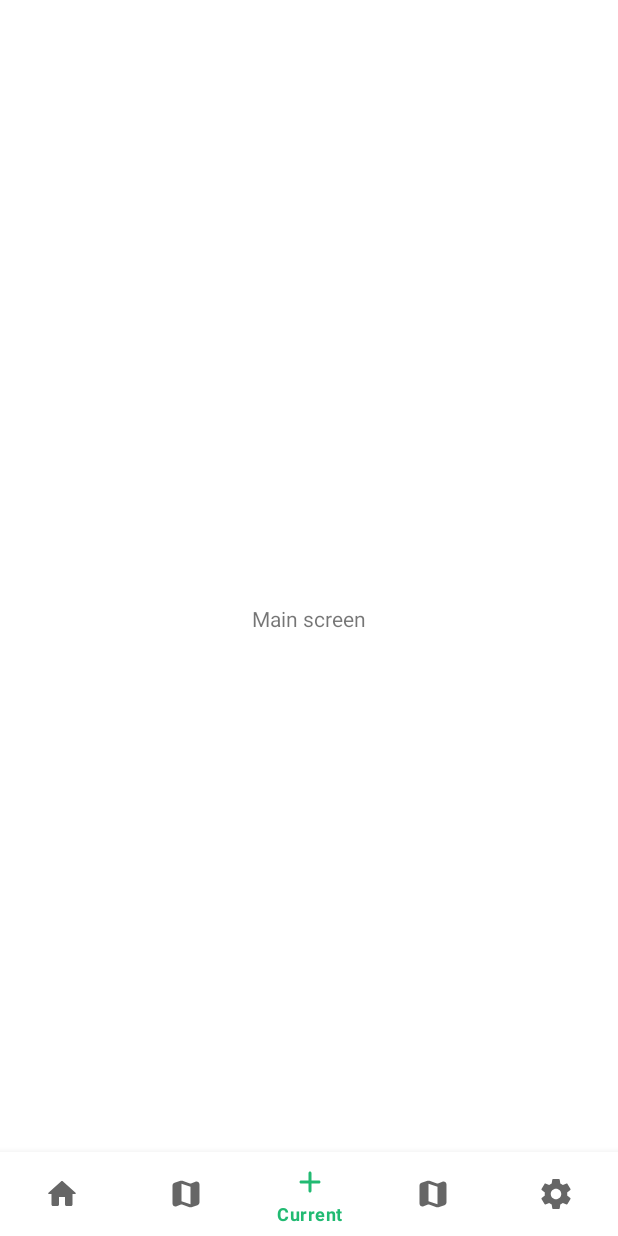
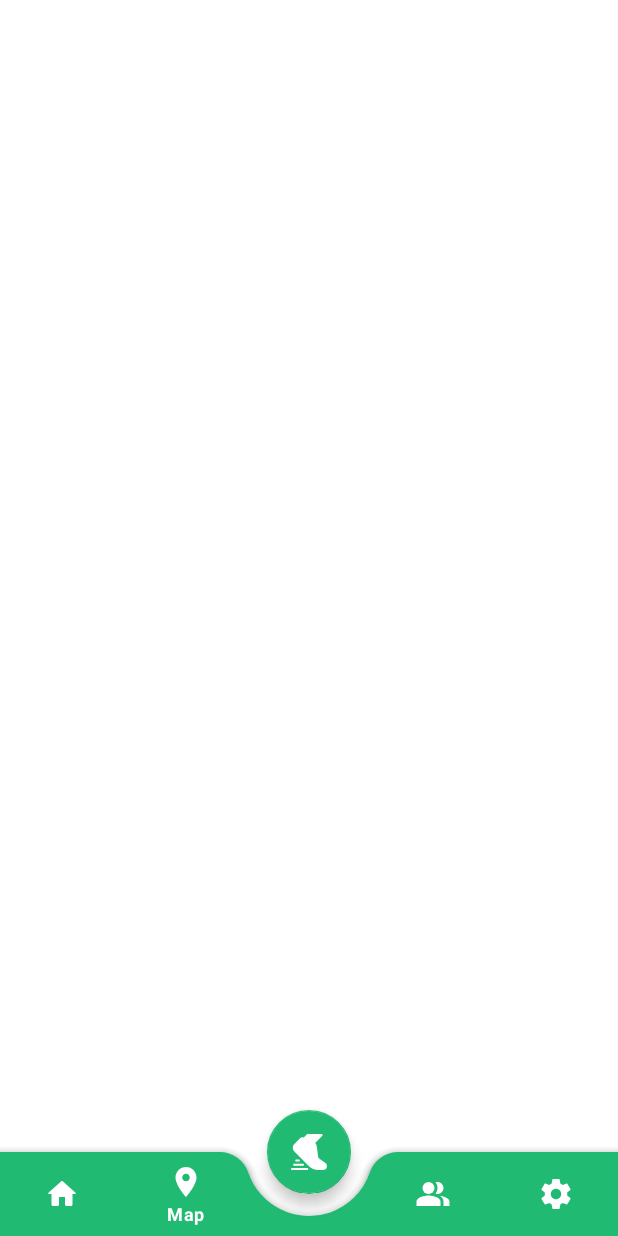
Before and after one commit to OlegRyabyshev/SberRunner, an Android app: the fragment MainScreenFragment shown on its own in the app's theme, item 3 of the bottom bar chosen, on a phone screen of 412 x 824 dp. Run offline under Robolectric (Android 15) with nearby library versions, the phone set to English and light mode, and no system bars.

Commit message:
bottomnav changes

```diff
--- a/app/build.gradle
+++ b/app/build.gradle
@@ -1,6 +1,7 @@
 plugins {
     id 'com.android.application'
     id 'kotlin-android'
+    id 'com.google.gms.google-services'
 }
 
 android {
@@ -43,6 +44,7 @@ dependencies {
     implementation 'com.google.android.material:material:1.4.0'
     implementation 'androidx.constraintlayout:constraintlayout:2.0.4'
     implementation 'androidx.legacy:legacy-support-v4:1.0.0'
+    implementation 'com.google.firebase:firebase-auth-ktx:21.0.1'
 
     //Tests
     testImplementation 'junit:junit:4.13.2'
--- a/app/src/main/java/xyz/fcr/sberrunner/fragments/LoginFragment.kt
+++ b/app/src/main/java/xyz/fcr/sberrunner/fragments/LoginFragment.kt
@@ -28,6 +28,7 @@ class LoginFragment : Fragment() {
             val manager = activity?.supportFragmentManager
             manager
                 ?.beginTransaction()
+                ?.setCustomAnimations(android.R.anim.fade_in, android.R.anim.fade_out)
                 ?.replace(R.id.container, MainScreenFragment())
                 ?.commit()
         }
@@ -36,6 +37,7 @@ class LoginFragment : Fragment() {
             val manager = activity?.supportFragmentManager
             manager
                 ?.beginTransaction()
+                ?.setCustomAnimations(android.R.anim.fade_in, android.R.anim.fade_out)
                 ?.replace(R.id.container, RegistrationFragment())
                 ?.addToBackStack("")
                 ?.commit()
--- a/app/src/main/java/xyz/fcr/sberrunner/fragments/MainScreenFragment.kt
+++ b/app/src/main/java/xyz/fcr/sberrunner/fragments/MainScreenFragment.kt
@@ -5,9 +5,12 @@ import androidx.fragment.app.Fragment
 import android.view.LayoutInflater
 import android.view.View
 import android.view.ViewGroup
-import xyz.fcr.sberrunner.R
+import xyz.fcr.sberrunner.databinding.FragmentMainScreenBinding
 
 class MainScreenFragment : Fragment() {
+
+    private var _binding: FragmentMainScreenBinding? = null
+    private val binding get() = _binding!!
 
     override fun onCreate(savedInstanceState: Bundle?) {
         super.onCreate(savedInstanceState)
@@ -16,8 +19,15 @@ class MainScreenFragment : Fragment() {
     override fun onCreateView(
         inflater: LayoutInflater, container: ViewGroup?,
         savedInstanceState: Bundle?
-    ): View? {
-        // Inflate the layout for this fragment
-        return inflater.inflate(R.layout.fragment_main_screen, container, false)
+    ): View {
+        _binding = FragmentMainScreenBinding.inflate(inflater, container, false)
+        return binding.root
+    }
+
+    override fun onViewCreated(view: View, savedInstanceState: Bundle?) {
+        super.onViewCreated(view, savedInstanceState)
+
+        binding.bottomNavigationView.background = null
+        binding.bottomNavigationView.menu.getItem(2).isEnabled = false // check this
     }
 }
--- a/app/src/main/res/drawable/ic_map.xml
+++ b/app/src/main/res/drawable/ic_map.xml
@@ -6,5 +6,5 @@
     android:tint="?attr/colorControlNormal">
   <path
       android:fillColor="@android:color/white"
-      android:pathData="M14.65,4.98l-5,-1.75c-0.42,-0.15 -0.88,-0.15 -1.3,-0.01L4.36,4.56C3.55,4.84 3,5.6 3,6.46v11.85c0,1.41 1.41,2.37 2.72,1.86l2.93,-1.14c0.22,-0.09 0.47,-0.09 0.69,-0.01l5,1.75c0.42,0.15 0.88,0.15 1.3,0.01l3.99,-1.34c0.81,-0.27 1.36,-1.04 1.36,-1.9V5.69c0,-1.41 -1.41,-2.37 -2.72,-1.86l-2.93,1.14c-0.22,0.08 -0.46,0.09 -0.69,0.01zM15,18.89l-6,-2.11V5.11l6,2.11v11.67z"/>
+      android:pathData="M12,2C8.13,2 5,5.13 5,9c0,5.25 7,13 7,13s7,-7.75 7,-13c0,-3.87 -3.13,-7 -7,-7zM12,11.5c-1.38,0 -2.5,-1.12 -2.5,-2.5s1.12,-2.5 2.5,-2.5 2.5,1.12 2.5,2.5 -1.12,2.5 -2.5,2.5z"/>
 </vector>
--- /dev/null
+++ b/app/src/main/res/drawable/ic_profile.xml
@@ -0,0 +1,23 @@
+<vector xmlns:android="http://schemas.android.com/apk/res/android"
+    android:width="24dp"
+    android:height="24dp"
+    android:viewportWidth="24"
+    android:viewportHeight="24"
+    android:tint="?attr/colorControlNormal">
+  <path
+      android:fillColor="@android:color/white"
+      android:pathData="M16.67,13.13C18.04,14.06 19,15.32 19,17v3h4v-3C23,14.82 19.43,13.53 16.67,13.13z"
+      android:fillType="evenOdd"/>
+  <path
+      android:fillColor="@android:color/white"
+      android:pathData="M9,8m-4,0a4,4 0,1 1,8 0a4,4 0,1 1,-8 0"
+      android:fillType="evenOdd"/>
+  <path
+      android:fillColor="@android:color/white"
+      android:pathData="M15,12c2.21,0 4,-1.79 4,-4c0,-2.21 -1.79,-4 -4,-4c-0.47,0 -0.91,0.1 -1.33,0.24C14.5,5.27 15,6.58 15,8s-0.5,2.73 -1.33,3.76C14.09,11.9 14.53,12 15,12z"
+      android:fillType="evenOdd"/>
+  <path
+      android:fillColor="@android:color/white"
+      android:pathData="M9,13c-2.67,0 -8,1.34 -8,4v3h16v-3C17,14.34 11.67,13 9,13z"
+      android:fillType="evenOdd"/>
+</vector>
--- /dev/null
+++ b/app/src/main/res/drawable/ic_run.xml
@@ -0,0 +1,44 @@
+<vector xmlns:android="http://schemas.android.com/apk/res/android"
+    xmlns:aapt="http://schemas.android.com/aapt"
+    android:width="256dp"
+    android:height="256dp"
+    android:viewportWidth="512"
+    android:viewportHeight="512">
+    <path android:pathData="m489.645,413.343c-0.015,-0.015 -0.029,-0.029 -0.029,-0.029l-69.217,-51.314 -60.515,-15 28.623,-15 -4.299,-30 -32.893,-15 28.592,-15 -4.299,-30 -32.862,-15 28.561,-15 -4.933,-35.409c-1.802,-13.33 -7.148,-53.057 -47.007,-55.474l-125.317,-64.687c-17.725,-15.806 -44.985,-15.22 -61.948,1.758l-74.18,74.18 20.464,41.675 -40.615,-19.404c-19.288,29.046 -16.159,69.685 9.428,95.272l204.902,204.888c36.871,36.884 85.914,57.201 138.106,57.201h66.391c30.278,0 54.902,-24.624 54.902,-54.902 0,-17.036 -8.174,-33.399 -21.855,-43.755zM110.656,392c8.291,0 15,-6.709 15,-15s-6.709,-15 -15,-15h-35.156c-8.291,0 -15,6.709 -15,15s6.709,15 15,15zM30.5,437c0,8.291 6.709,15 15,15h125.156c8.291,0 15,-6.709 15,-15s-6.709,-15 -15,-15h-125.156c-8.291,0 -15,6.709 -15,15zM231.315,482h-215.815c-8.291,0 -15,6.709 -15,15s6.709,15 15,15h215.815c8.291,0 15,-6.709 15,-15s-6.709,-15 -15,-15z">
+        <aapt:attr name="android:fillColor">
+            <gradient
+                android:endX="256"
+                android:endY="44.999"
+                android:startX="256"
+                android:startY="512"
+                android:type="linear">
+                <item
+                    android:color="#FF21BA72"
+                    android:offset="0" />
+                <item
+                    android:color="#FF21BA72"
+                    android:offset="1" />
+            </gradient>
+        </aapt:attr>
+    </path>
+    <path android:pathData="m449.357,9.258c-2.314,-5.611 -7.793,-9.258 -13.857,-9.258h-197.695c-3.999,0 -7.822,1.597 -10.635,4.424l-52.471,53.764c-18.708,18.708 -19.634,49.712 9.463,78.809 22.084,22.083 53.068,34.629 80.903,34.629 23.379,0 44.648,-8.628 61.04,-25.02l120,-121c4.292,-4.293 5.582,-10.738 3.252,-16.348zM57.922,132.367 L47.199,143.09c-3.593,3.593 -6.72,7.471 -9.428,11.548l94.404,95.404c5.859,5.859 15.351,5.859 21.211,0 5.859,-5.859 5.859,-15.352 0,-21.211zM388.508,332h-73.623c-8.291,0 -15,6.709 -15,15s6.709,15 15,15h105.515l-30.925,-23.262zM384.208,302 L379.907,272h-73.592c-8.291,0 -15,6.709 -15,15s6.709,15 15,15zM375.608,242 L371.307,212h-73.561c-8.291,0 -15,6.709 -15,15s6.709,15 15,15z">
+        <aapt:attr name="android:fillColor">
+            <gradient
+                android:endX="244.137"
+                android:endY="0"
+                android:startX="244.137"
+                android:startY="362"
+                android:type="linear">
+                <item
+                    android:color="#FFADDCFF"
+                    android:offset="0" />
+                <item
+                    android:color="#FFEAF6FF"
+                    android:offset="0.5028" />
+                <item
+                    android:color="#FFEAF6FF"
+                    android:offset="1" />
+            </gradient>
+        </aapt:attr>
+    </path>
+</vector>
--- a/app/src/main/res/layout/fragment_main_screen.xml
+++ b/app/src/main/res/layout/fragment_main_screen.xml
@@ -1,29 +1,41 @@
 <?xml version="1.0" encoding="utf-8"?>
-<androidx.constraintlayout.widget.ConstraintLayout xmlns:android="http://schemas.android.com/apk/res/android"
+<androidx.coordinatorlayout.widget.CoordinatorLayout xmlns:android="http://schemas.android.com/apk/res/android"
     xmlns:app="http://schemas.android.com/apk/res-auto"
     xmlns:tools="http://schemas.android.com/tools"
     android:layout_width="match_parent"
     android:layout_height="match_parent"
-    tools:context=".fragments.MainScreenFragment">
+    android:background="@color/design_default_color_on_primary"
+    tools:context=".MainActivity">
 
-    <TextView
+    <com.google.android.material.bottomappbar.BottomAppBar
+        android:id="@+id/bottomAppBar"
+        android:layout_width="match_parent"
+        android:layout_height="wrap_content"
+        android:layout_gravity="bottom"
+        android:backgroundTint="@color/main_green"
+        app:contentInsetStart="0dp"
+        app:fabCradleMargin="15dp"
+        app:fabCradleRoundedCornerRadius="20dp">
+
+        <com.google.android.material.bottomnavigation.BottomNavigationView
+            android:id="@+id/bottomNavigationView"
+            android:layout_width="match_parent"
+            android:layout_height="match_parent"
+            android:background="@android:color/transparent"
+            app:itemTextColor="@color/white"
+            app:itemIconTint="@color/white"
+            app:menu="@menu/bottom_navigation_menu" />
+
+    </com.google.android.material.bottomappbar.BottomAppBar>
+
+    <com.google.android.material.floatingactionbutton.FloatingActionButton
+        android:id="@+id/fab"
         android:layout_width="wrap_content"
         android:layout_height="wrap_content"
-        android:text="Main screen"
-        app:layout_constraintBottom_toBottomOf="parent"
-        app:layout_constraintEnd_toEndOf="parent"
-        app:layout_constraintStart_toStartOf="parent"
-        app:layout_constraintTop_toTopOf="parent" />
+        android:contentDescription="@string/app_name"
+        android:src="@drawable/ic_run"
+        app:tint="@color/white"
+        android:backgroundTint="@color/main_green"
+        app:layout_anchor="@id/bottomAppBar" />
 
-    <com.google.android.material.bottomnavigation.BottomNavigationView
-        android:id="@+id/bottom_navigation"
-        android:layout_width="match_parent"
-        android:layout_height="wrap_content"
-        app:layout_constraintBottom_toBottomOf="parent"
-        app:layout_constraintEnd_toEndOf="parent"
-        app:layout_constraintStart_toStartOf="parent"
-        app:menu="@menu/bottom_navigation_menu"
-        app:labelVisibilityMode="selected"
-        />
-
-</androidx.constraintlayout.widget.ConstraintLayout>
+</androidx.coordinatorlayout.widget.CoordinatorLayout>
--- a/app/src/main/res/menu/bottom_navigation_menu.xml
+++ b/app/src/main/res/menu/bottom_navigation_menu.xml
@@ -1,25 +1,28 @@
 <?xml version="1.0" encoding="utf-8"?>
 <menu xmlns:android="http://schemas.android.com/apk/res/android">
-    <group android:checkableBehavior="none">
+
         <item
             android:id="@+id/navigation_home"
             android:icon="@drawable/ic_home"
             android:title="Home" />
+
         <item
             android:id="@+id/navigation_map"
-            android:title="Map"
-            android:icon="@drawable/ic_map" />
+            android:icon="@drawable/ic_map"
+            android:title="Map" />
+
         <item
-            android:id="@+id/navigation_current"
-            android:icon="@drawable/ic_add"
-            android:title="Current" />
+            android:id="@+id/placeholder"
+            android:title="" />
+
         <item
-            android:id="@+id/navigation_achievements"
-            android:title="Achievements"
-            android:icon="@drawable/ic_map" />
+            android:id="@+id/navigation_profile"
+            android:icon="@drawable/ic_profile"
+            android:title="You" />
+
         <item
             android:id="@+id/navigation_settings"
-            android:title="Settings"
-            android:icon="@drawable/ic_settings" />
-    </group>
+            android:icon="@drawable/ic_settings"
+            android:title="Settings" />
+
 </menu>
--- a/app/src/main/res/values/colors.xml
+++ b/app/src/main/res/values/colors.xml
@@ -8,7 +8,7 @@
     <color name="black">#FF000000</color>
     <color name="white">#FFFFFFFF</color>
 
-    <color name="main_green">#21BA72</color>
+    <color name="main_green">#FF21BA72</color>
     <color name="dark_green">#1A8855</color>
     <color name="light_green">#A0E720</color>
     <color name="blue">#0087CD</color>
--- a/build.gradle
+++ b/build.gradle
@@ -8,6 +8,7 @@ buildscript {
     dependencies {
         classpath 'com.android.tools.build:gradle:4.2.2'
         classpath "org.jetbrains.kotlin:kotlin-gradle-plugin:$kotlin_version"
+        classpath 'com.google.gms:google-services:4.3.8'
     }
 }
 
```
Also changed, not shown: app/src/main/res/drawable-v24/ic_launcher_foreground.xml (added, +52 -0 lines), app/src/main/res/drawable/ic_launcher_foreground.xml (deleted, +0 -34 lines), app/src/main/res/values/themes.xml (+6 -5 lines), app/src/main/ic_launcher-playstore.png, 1 other file.
